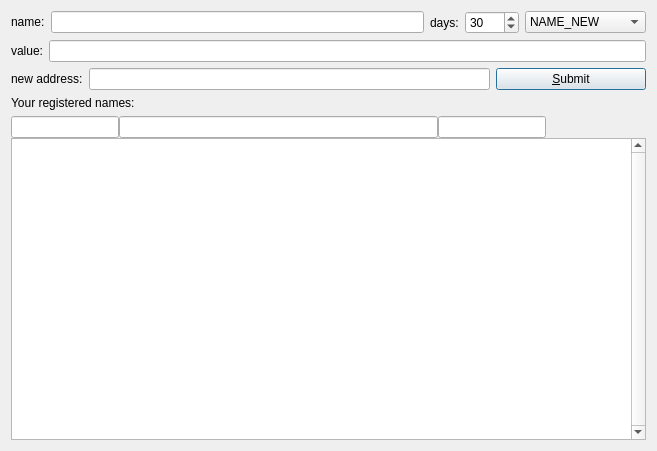
Old version of the form src/qt/forms/managenamespage.ui in the repository bitcf/bitcf.
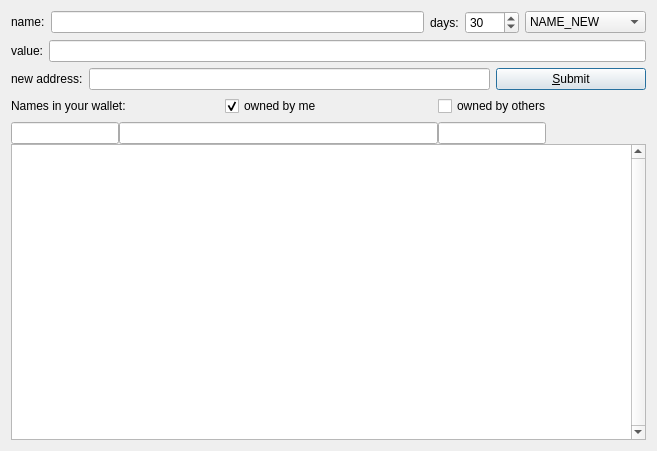
New version of the form. Icons and pictures are not drawn. Custom widgets are drawn as their Qt base class.

Commit message: add checkboxes to select my|other names in GUI

```diff
--- a/src/qt/forms/managenamespage.ui
+++ b/src/qt/forms/managenamespage.ui
@@ -206,6 +206,8 @@
     </layout>
    </item>
    <item>
+    <layout class="QHBoxLayout" name="horizontalLayout_5">
+     <item>
     <widget class="QLabel" name="label_5">
      <property name="sizePolicy">
       <sizepolicy hsizetype="Preferred" vsizetype="Maximum">
@@ -214,7 +216,7 @@
       </sizepolicy>
      </property>
      <property name="text">
-      <string>Your registered names:</string>
+        <string>Names in your wallet:</string>
      </property>
      <property name="alignment">
       <set>Qt::AlignLeading|Qt::AlignLeft|Qt::AlignVCenter</set>
@@ -223,6 +225,25 @@
       <cstring>tableView</cstring>
      </property>
     </widget>
+     </item>
+     <item>
+      <widget class="QCheckBox" name="cbMyNames">
+       <property name="text">
+        <string>owned by me</string>
+       </property>
+       <property name="checked">
+        <bool>true</bool>
+       </property>
+      </widget>
+     </item>
+     <item>
+      <widget class="QCheckBox" name="cbOtherNames">
+       <property name="text">
+        <string>owned by others</string>
+       </property>
+      </widget>
+     </item>
+    </layout>
    </item>
    <item>
     <layout class="QVBoxLayout" name="verticalLayout_2">
```
Lines whose indentation alone changed are shown as unchanged. The commit also changes 5 other files.
